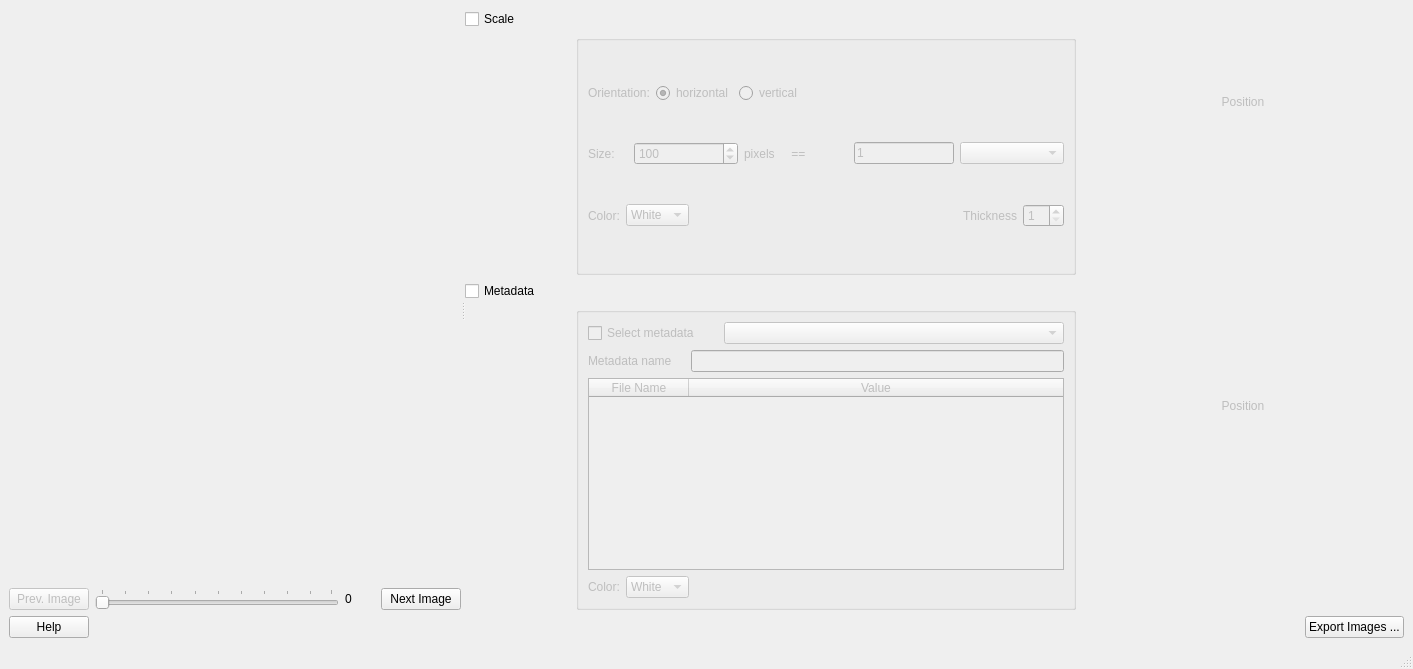
Qt form ui/ui_metadata_overlapping_images.ui (neutronimaging/python_notebooks) before a commit.
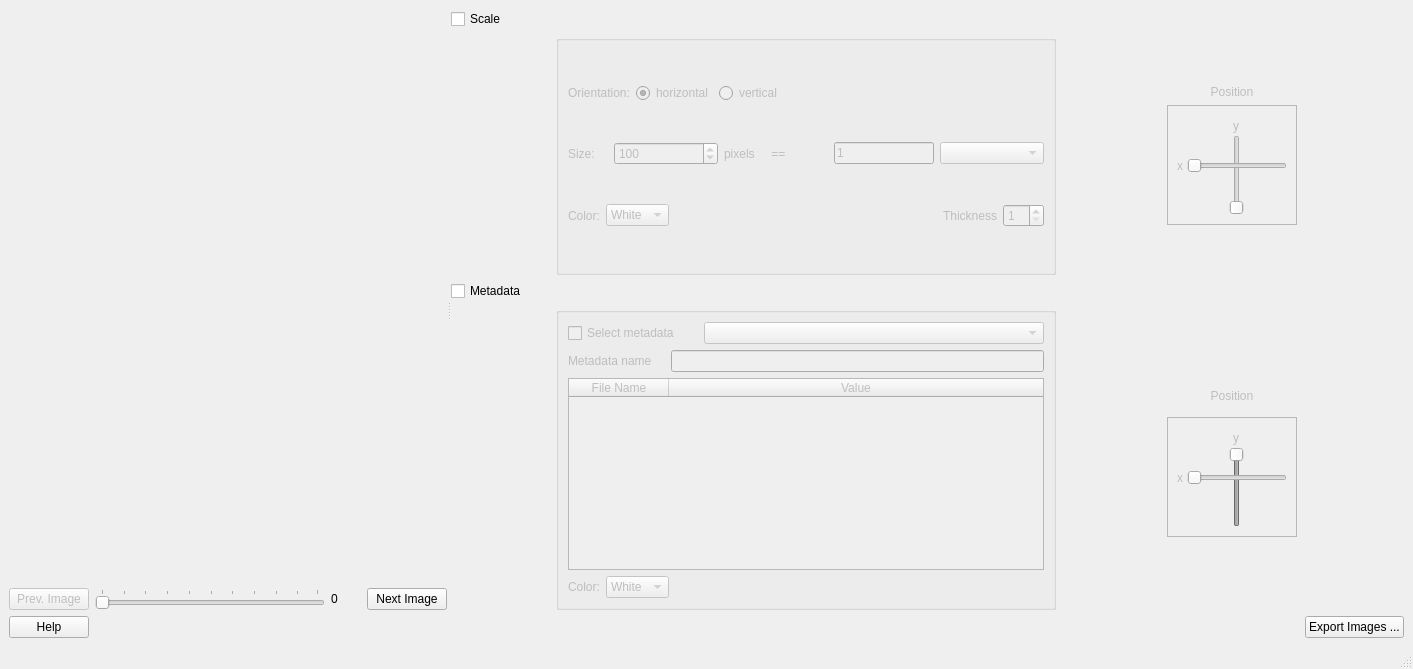
The same form after that commit.

Commit message: Changed the way the position will be defined for the metadata and scale

Patch:
```diff
--- a/ui/ui_metadata_overlapping_images.ui
+++ b/ui/ui_metadata_overlapping_images.ui
@@ -354,28 +354,107 @@
                </widget>
               </item>
               <item>
-               <widget class="QWidget" name="scale_position_widget" native="true">
+               <widget class="QFrame" name="scale_position_frame">
                 <property name="enabled">
                  <bool>false</bool>
                 </property>
-                <property name="sizePolicy">
-                 <sizepolicy hsizetype="Expanding" vsizetype="Expanding">
-                  <horstretch>0</horstretch>
-                  <verstretch>0</verstretch>
-                 </sizepolicy>
-                </property>
                 <property name="minimumSize">
                  <size>
-                  <width>100</width>
-                  <height>100</height>
+                  <width>130</width>
+                  <height>120</height>
                  </size>
                 </property>
                 <property name="maximumSize">
                  <size>
-                  <width>100</width>
-                  <height>100</height>
+                  <width>130</width>
+                  <height>120</height>
                  </size>
                 </property>
+                <property name="frameShape">
+                 <enum>QFrame::StyledPanel</enum>
+                </property>
+                <property name="frameShadow">
+                 <enum>QFrame::Raised</enum>
+                </property>
+                <widget class="QSlider" name="scale_position_y">
+                 <property name="geometry">
+                  <rect>
+                   <x>60</x>
+                   <y>30</y>
+                   <width>20</width>
+                   <height>80</height>
+                  </rect>
+                 </property>
+                 <property name="minimumSize">
+                  <size>
+                   <width>0</width>
+                   <height>80</height>
+                  </size>
+                 </property>
+                 <property name="maximumSize">
+                  <size>
+                   <width>16777215</width>
+                   <height>80</height>
+                  </size>
+                 </property>
+                 <property name="orientation">
+                  <enum>Qt::Vertical</enum>
+                 </property>
+                </widget>
+                <widget class="QSlider" name="scale_position_x">
+                 <property name="geometry">
+                  <rect>
+                   <x>20</x>
+                   <y>50</y>
+                   <width>100</width>
+                   <height>22</height>
+                  </rect>
+                 </property>
+                 <property name="minimumSize">
+                  <size>
+                   <width>100</width>
+                   <height>0</height>
+                  </size>
+                 </property>
+                 <property name="maximumSize">
+                  <size>
+                   <width>100</width>
+                   <height>16777215</height>
+                  </size>
+                 </property>
+                 <property name="orientation">
+                  <enum>Qt::Horizontal</enum>
+                 </property>
+                </widget>
+                <widget class="QLabel" name="label_8">
+                 <property name="geometry">
+                  <rect>
+                   <x>10</x>
+                   <y>50</y>
+                   <width>16</width>
+                   <height>21</height>
+                  </rect>
+                 </property>
+                 <property name="text">
+                  <string>x</string>
+                 </property>
+                </widget>
+                <widget class="QLabel" name="label_9">
+                 <property name="geometry">
+                  <rect>
+                   <x>64</x>
+                   <y>10</y>
+                   <width>10</width>
+                   <height>21</height>
+                  </rect>
+                 </property>
+                 <property name="text">
+                  <string>y</string>
+                 </property>
+                 <property name="alignment">
+                  <set>Qt::AlignCenter</set>
+                 </property>
+                </widget>
                </widget>
               </item>
               <item>
@@ -614,28 +693,113 @@
              </widget>
             </item>
             <item>
-             <widget class="QWidget" name="metadata_position_widget" native="true">
+             <widget class="QFrame" name="metadata_position_frame">
               <property name="enabled">
                <bool>false</bool>
               </property>
-              <property name="sizePolicy">
-               <sizepolicy hsizetype="Expanding" vsizetype="Expanding">
-                <horstretch>0</horstretch>
-                <verstretch>0</verstretch>
-               </sizepolicy>
-              </property>
               <property name="minimumSize">
                <size>
-                <width>100</width>
-                <height>100</height>
+                <width>130</width>
+                <height>120</height>
                </size>
               </property>
               <property name="maximumSize">
                <size>
-                <width>100</width>
-                <height>100</height>
+                <width>130</width>
+                <height>120</height>
                </size>
               </property>
+              <property name="frameShape">
+               <enum>QFrame::StyledPanel</enum>
+              </property>
+              <property name="frameShadow">
+               <enum>QFrame::Raised</enum>
+              </property>
+              <widget class="QSlider" name="metadata_position_y">
+               <property name="geometry">
+                <rect>
+                 <x>60</x>
+                 <y>30</y>
+                 <width>20</width>
+                 <height>80</height>
+                </rect>
+               </property>
+               <property name="minimumSize">
+                <size>
+                 <width>0</width>
+                 <height>80</height>
+                </size>
+               </property>
+               <property name="maximumSize">
+                <size>
+                 <width>16777215</width>
+                 <height>80</height>
+                </size>
+               </property>
+               <property name="value">
+                <number>99</number>
+               </property>
+               <property name="orientation">
+                <enum>Qt::Vertical</enum>
+               </property>
+              </widget>
+              <widget class="QSlider" name="metadata_position_x">
+               <property name="geometry">
+                <rect>
+                 <x>20</x>
+                 <y>50</y>
+                 <width>100</width>
+                 <height>22</height>
+                </rect>
+               </property>
+               <property name="minimumSize">
+                <size>
+                 <width>100</width>
+                 <height>0</height>
+                </size>
+               </property>
+               <property name="maximumSize">
+                <size>
+                 <width>100</width>
+                 <height>16777215</height>
+                </size>
+               </property>
+               <property name="value">
+                <number>0</number>
+               </property>
+               <property name="orientation">
+                <enum>Qt::Horizontal</enum>
+               </property>
+              </widget>
+              <widget class="QLabel" name="label_10">
+               <property name="geometry">
+                <rect>
+                 <x>10</x>
+                 <y>50</y>
+                 <width>16</width>
+                 <height>21</height>
+                </rect>
+               </property>
+               <property name="text">
+                <string>x</string>
+               </property>
+              </widget>
+              <widget class="QLabel" name="label_11">
+               <property name="geometry">
+                <rect>
+                 <x>64</x>
+                 <y>10</y>
+                 <width>10</width>
+                 <height>21</height>
+                </rect>
+               </property>
+               <property name="text">
+                <string>y</string>
+               </property>
+               <property name="alignment">
+                <set>Qt::AlignCenter</set>
+               </property>
+              </widget>
              </widget>
             </item>
             <item>
```
The commit also changes 3 other files.
